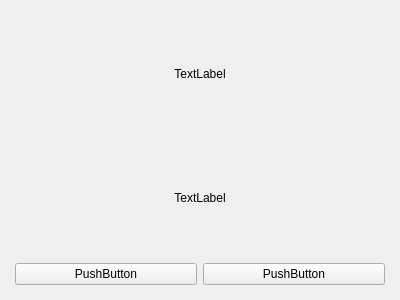
song-kang/DNATHmi, file msgbox.ui: the form before one commit.
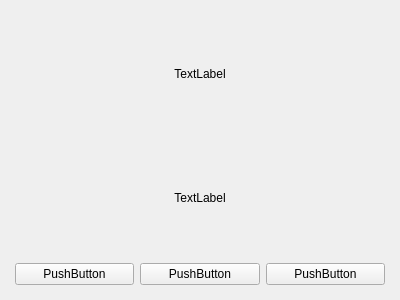
The form after the commit.

Commit message: add oper select ui

Patch:
```diff
--- a/msgbox.ui
+++ b/msgbox.ui
@@ -73,6 +73,13 @@
             </property>
            </widget>
           </item>
+          <item>
+           <widget class="QPushButton" name="btnCancel">
+            <property name="text">
+             <string>PushButton</string>
+            </property>
+           </widget>
+          </item>
          </layout>
         </item>
        </layout>
```
The commit also changes 5 other files.
